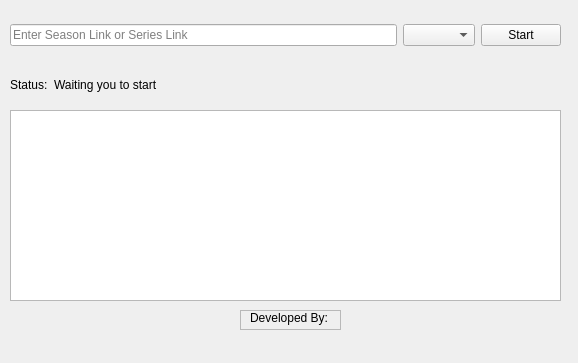
c7nasr/EgyBest-Seasion-Series-Scrapper, file v2/gui.ui: the form before one commit.
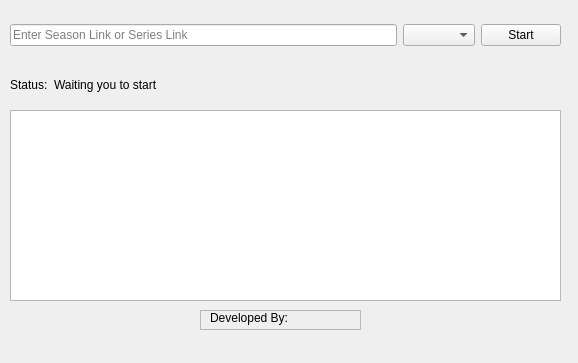
The form after the commit. Icons and pictures are not drawn.

Patch:
```diff
--- a/v2/gui.ui
+++ b/v2/gui.ui
@@ -103,9 +103,9 @@
    <widget class="QFrame" name="frame">
     <property name="geometry">
      <rect>
-      <x>240</x>
+      <x>200</x>
       <y>310</y>
-      <width>101</width>
+      <width>161</width>
       <height>20</height>
      </rect>
     </property>
@@ -120,7 +120,7 @@
       <rect>
        <x>10</x>
        <y>0</y>
-       <width>81</width>
+       <width>91</width>
        <height>16</height>
       </rect>
      </property>
@@ -137,7 +137,7 @@
     <widget class="QLabel" name="label_3">
      <property name="geometry">
       <rect>
-       <x>80</x>
+       <x>110</x>
        <y>0</y>
        <width>16</width>
        <height>20</height>
```
Left out of the diff: 4 changed lines with no effect on the pictures.
